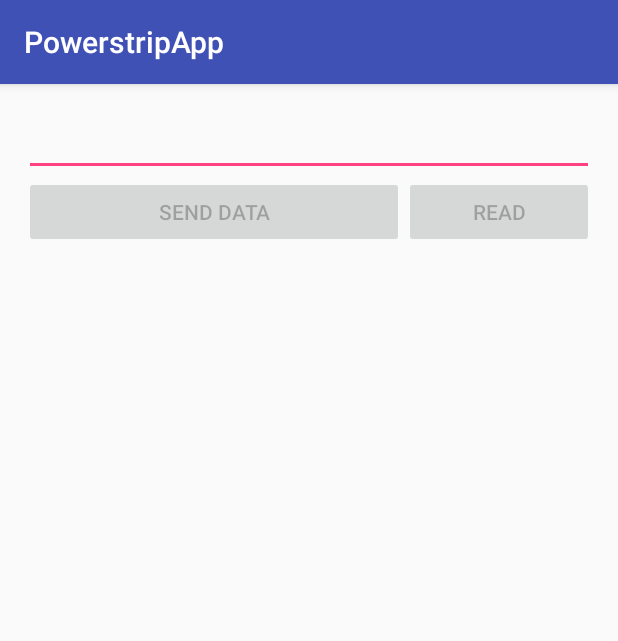
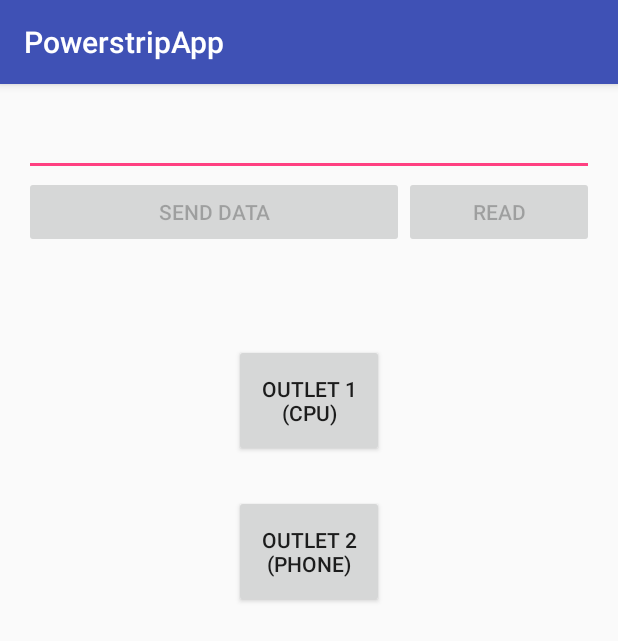
Before and after one commit to JamesVince39/PowerstripApp, an Android app: the MainActivity screen opened directly, with no data from a screen before it, on a phone screen of 412 x 824 dp. Shown: the top 641 px of the screen. Run offline under Robolectric (Android 15) with nearby library versions, the phone set to English and light mode, and no system bars; 1 statement that could not run was skipped.

Commit message:
Added buttons to view power usage for outlet 1/2, they open screens where we will show this data

```diff
--- a/app/src/main/java/com/example/james/powerstripapp/MainActivity.java
+++ b/app/src/main/java/com/example/james/powerstripapp/MainActivity.java
@@ -67,6 +67,27 @@ public class MainActivity extends AppCompatActivity implements BLEManager {
         });
 
         mPeripheral = new BLEPeripheral(this, DEVICE_ID);
+
+        Button button1 = (Button) findViewById(R.id.button1);
+        button1.setOnClickListener(new View.OnClickListener() {
+            @Override
+            public void onClick(View view) {
+                Intent myIntent = new Intent(MainActivity.this,
+                        Outlet1Activity.class);
+                startActivity(myIntent);
+            }
+        });
+
+        Button button2 = (Button) findViewById(R.id.button2);
+        button2.setOnClickListener(new View.OnClickListener() {
+            @Override
+            public void onClick(View view) {
+                Intent myIntent = new Intent(MainActivity.this,
+                        Outlet2Activity.class);
+                startActivity(myIntent);
+            }
+        });
+
     }
 
     @Override
@@ -159,4 +180,7 @@ public class MainActivity extends AppCompatActivity implements BLEManager {
             // permissions this app might request
         }
     }
+
+
+
 }
--- a/app/src/main/res/layout/activity_main.xml
+++ b/app/src/main/res/layout/activity_main.xml
@@ -42,9 +42,30 @@
     <TextView
         android:id="@+id/log"
         android:layout_width="match_parent"
-        android:layout_height="match_parent"
-        android:layout_alignParentBottom="true"
+        android:layout_height="40dp"
+        android:layout_alignParentStart="true"
         android:layout_below="@+id/buttons"
         android:maxLines="5000"
         android:scrollbars="vertical" />
+
+    <Button
+        android:id="@+id/button1"
+        android:layout_width="100dp"
+        android:layout_height="75dp"
+        android:layout_below="@+id/log"
+
+        android:layout_centerHorizontal="true"
+        android:layout_marginTop="24dp"
+        android:text="@string/button1Text"/>
+
+    <Button
+        android:id="@+id/button2"
+        android:layout_width="100dp"
+        android:layout_height="75dp"
+
+        android:layout_alignStart="@+id/button1"
+        android:layout_below="@+id/button1"
+        android:layout_marginTop="25dp"
+        android:text="@string/button2Text"
+        />
 </RelativeLayout>
--- a/app/src/main/res/values/strings.xml
+++ b/app/src/main/res/values/strings.xml
@@ -3,4 +3,6 @@
     <string name="ble_not_supported">BLE is not supported</string>
     <string name="send">SEND DATA</string>
     <string name="read">Read</string>
+    <string name="button1Text">Outlet 1 (CPU)</string>
+    <string name="button2Text">Outlet 2 (Phone)</string>
 </resources>
```
Also changed, not shown: app/src/main/AndroidManifest.xml (+11 -0 lines), app/src/main/java/com/example/james/powerstripapp/Outlet1Activity.java (added, +14 -0 lines), app/src/main/java/com/example/james/powerstripapp/Outlet2Activity.java (added, +14 -0 lines), app/src/main/res/layout/outlet1screen.xml (added, +12 -0 lines), app/src/main/res/layout/outlet2screen.xml (added, +12 -0 lines).
